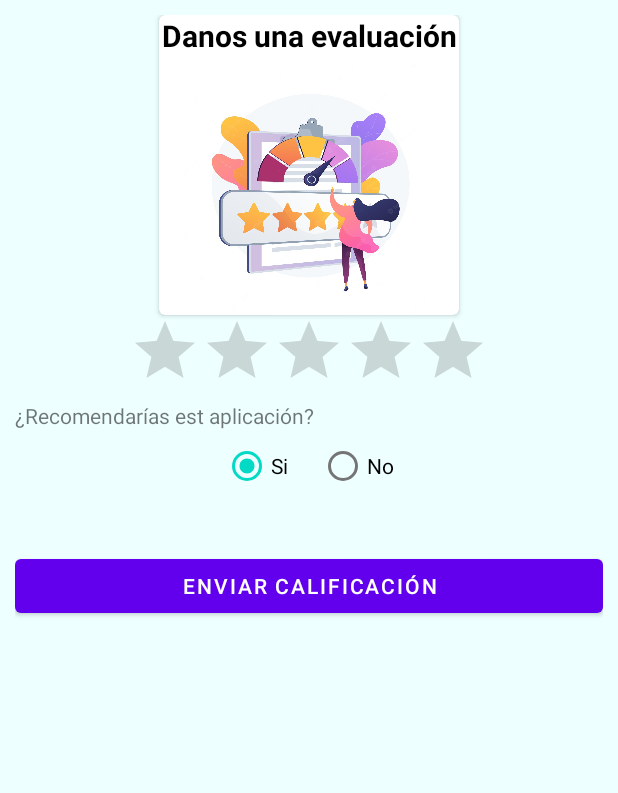
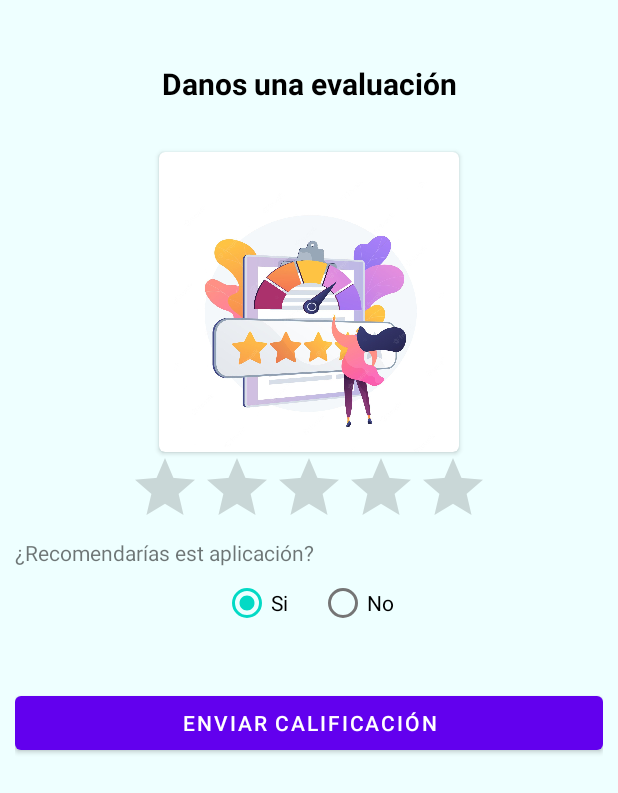
Before and after one commit to CarlosMoragaDev/RegistraLaminasAPP, an Android app: the EvaluaActivity screen opened directly, with no data from a screen before it, on a phone screen of 412 x 824 dp. Shown: the top 793 px of the screen. Run offline under Robolectric (Android 15) with nearby library versions, the phone set to English and light mode, and no system bars.

Commit message:
Agregando cambios

```diff
--- a/app/src/main/res/layout/activity_main.xml
+++ b/app/src/main/res/layout/activity_main.xml
@@ -17,7 +17,7 @@
         <TextView
             android:layout_width="match_parent"
             android:layout_height="wrap_content"
-            android:text="Bienvenido a Registra Lamina"
+            android:text="Bienvenido a Registra Lamina APP"
             android:textAlignment="center"
             android:textSize="25sp"
             android:textColor="@color/black"
--- a/app/src/main/res/layout/evalua_layout.xml
+++ b/app/src/main/res/layout/evalua_layout.xml
@@ -14,6 +14,19 @@
         android:orientation="vertical"
         android:padding="10dp">
 
+        <TextView
+            android:text="Danos una evaluación"
+            android:id="@+id/info_text"
+            android:layout_width="match_parent"
+            android:layout_height="wrap_content"
+            android:layout_marginBottom="32dp"
+            android:layout_marginTop="32dp"
+            android:textSize="20dp"
+            android:textAlignment="center"
+            android:textStyle="bold"
+            android:textColor="@color/black"
+            />
+
         <androidx.cardview.widget.CardView
             android:id="@+id/tipoEvolucion"
             android:layout_gravity="center"
@@ -22,23 +35,11 @@
             app:cardCornerRadius="4dp"
             >
 
-            <TextView
-                android:text="Danos una evaluación"
-                android:id="@+id/info_text"
-                android:layout_width="match_parent"
-                android:layout_height="match_parent"
-                android:layout_marginBottom="32dp"
-                android:textSize="20dp"
-                android:textAlignment="center"
-                android:textStyle="bold"
-                android:textColor="@color/black"
-                />
-
             <ImageView
-                android:layout_marginTop="32dp"
+                android:layout_marginTop="20dp"
                 android:id="@+id/nombre"
                 android:layout_width="match_parent"
-                android:layout_height="match_parent"
+                android:layout_height="wrap_content"
                 android:contentDescription="TODO"
                 android:src="@drawable/evalua" />
         </androidx.cardview.widget.CardView>
```
